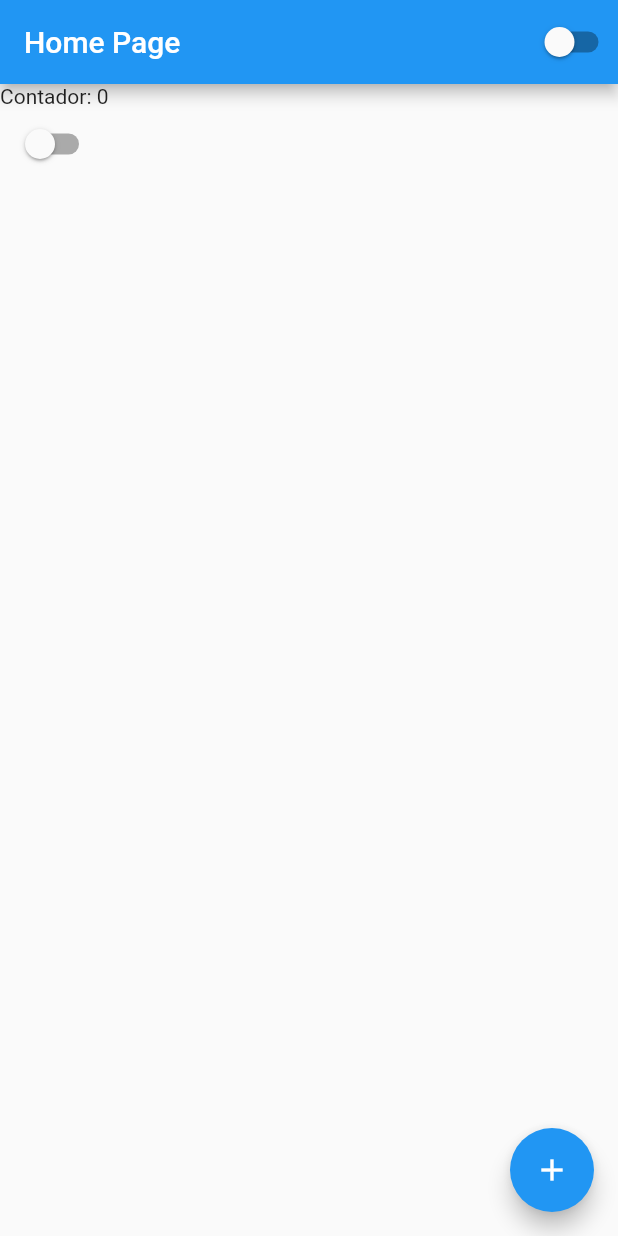
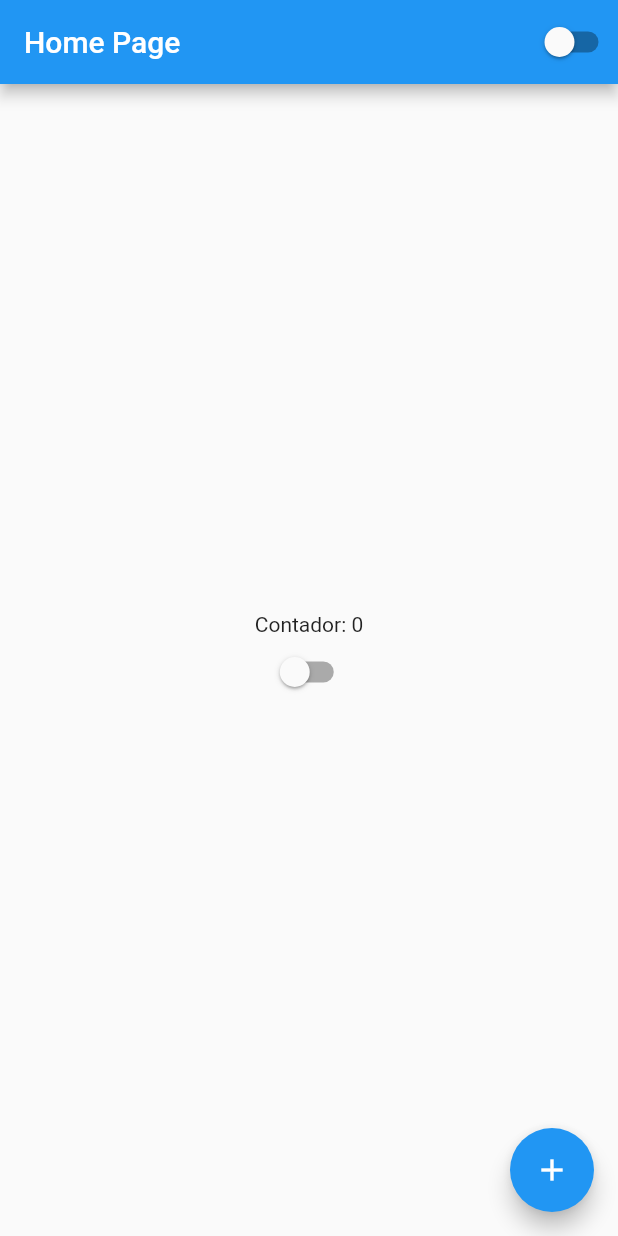
Before and after one commit to rendell-arruda/curso_flutterando, a Flutter app: the screen it shows after launch, on a phone screen of 412 x 824 dp. Run offline on Flutter 3.47's test engine with Material 2 defaults, Android fonts, the phone set to English and light mode, and no system bars.

Commit message:
add colunm e size com double infinity

```diff
--- a/lib/home_page.dart
+++ b/lib/home_page.dart
@@ -15,14 +15,20 @@ class _HomePageState extends State<HomePage> {
   Widget build(BuildContext context) {
     return Scaffold(
         appBar: AppBar(
-          title: Text('Home Page'),
+          title: const Text('Home Page'),
           actions: [CustomSwitch()],
         ),
-        body: Column(
-          children: [
-            Text('Contador: $counter'),
-            CustomSwitch(),
-          ],
+        body: Container(
+          width: double.infinity,
+          height: double.infinity,
+          child: Column(
+            mainAxisAlignment: MainAxisAlignment.center,
+            crossAxisAlignment: CrossAxisAlignment.center,
+            children: [
+              Text('Contador: $counter'),
+              CustomSwitch(),
+            ],
+          ),
         ),
         floatingActionButton: FloatingActionButton(
           child: Icon(Icons.add),
```
